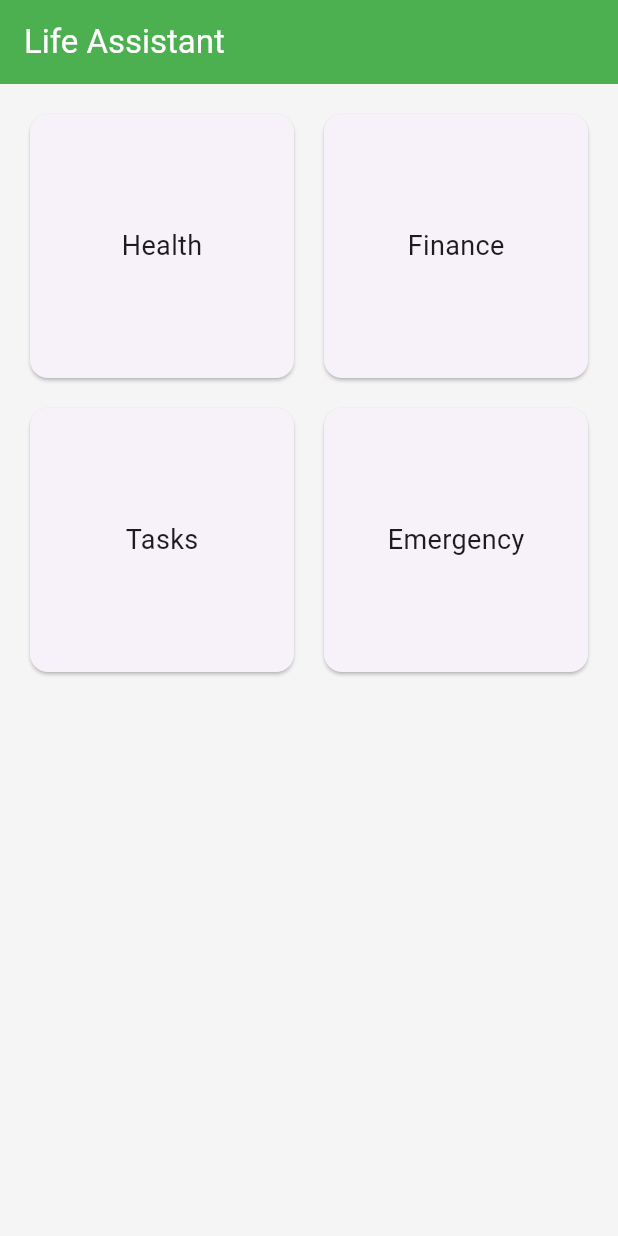
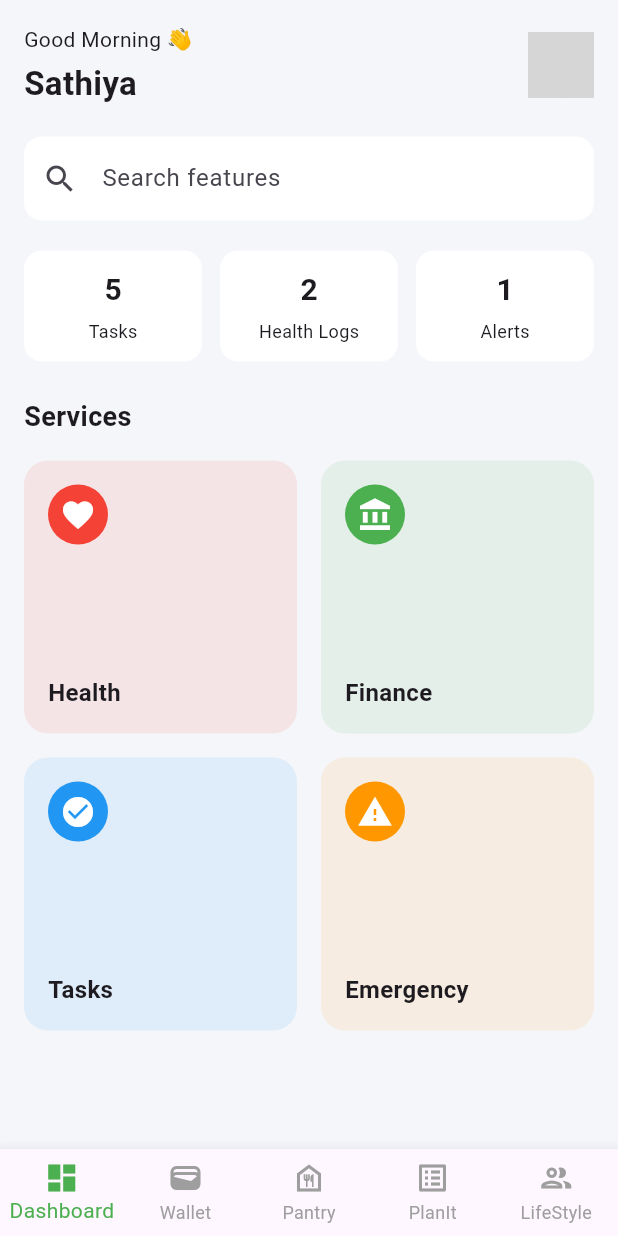
Before and after one commit to MSathiyaseelan/wai_life_assistant, a Flutter app: the screen it shows after launch, after a tap on "Login", on a phone screen of 412 x 824 dp. Run offline on Flutter 3.47's test engine with Material 3 defaults, Android fonts, the phone set to English and light mode, and no system bars; grey boxes are pictures that could not be loaded.

Commit message:
Bottom Navigation Implemented

```diff
--- a/lib/features/auth/login_screen.dart
+++ b/lib/features/auth/login_screen.dart
@@ -21,7 +21,7 @@ class LoginScreen extends StatelessWidget {
             const SizedBox(height: 24),
             ElevatedButton(
               onPressed: () {
-                Navigator.pushReplacementNamed(context, AppRoutes.home);
+                Navigator.pushReplacementNamed(context, AppRoutes.bottomNav);
               },
               child: const Text("Login"),
             ),
--- /dev/null
+++ b/lib/features/dashboard/dashboard_screen.dart
@@ -0,0 +1,70 @@
+import 'package:flutter/material.dart';
+import 'widgets/greeting_header.dart';
+import 'widgets/search_bar.dart';
+import 'widgets/feature_card.dart';
+import 'widgets/quick_stats.dart';
+
+class DashboardScreen extends StatelessWidget {
+  const DashboardScreen({super.key});
+
+  @override
+  Widget build(BuildContext context) {
+    return Scaffold(
+      backgroundColor: const Color(0xFFF5F6FA),
+      body: SafeArea(
+        child: Padding(
+          padding: const EdgeInsets.all(16),
+          child: Column(
+            crossAxisAlignment: CrossAxisAlignment.start,
+            children: [
+              const GreetingHeader(),
+              const SizedBox(height: 20),
+              const HomeSearchBar(),
+              const SizedBox(height: 20),
+              const QuickStats(),
+              const SizedBox(height: 24),
+              const Text(
+                "Services",
+                style: TextStyle(fontSize: 18, fontWeight: FontWeight.bold),
+              ),
+              const SizedBox(height: 16),
+              Expanded(
+                child: GridView.count(
+                  crossAxisCount: 2,
+                  mainAxisSpacing: 16,
+                  crossAxisSpacing: 16,
+                  children: [
+                    FeatureCard(
+                      title: "Health",
+                      icon: Icons.favorite,
+                      color: Colors.red,
+                      onTap: () {},
+                    ),
+                    FeatureCard(
+                      title: "Finance",
+                      icon: Icons.account_balance,
+                      color: Colors.green,
+                      onTap: () {},
+                    ),
+                    FeatureCard(
+                      title: "Tasks",
+                      icon: Icons.check_circle,
+                      color: Colors.blue,
+                      onTap: () {},
+                    ),
+                    FeatureCard(
+                      title: "Emergency",
+                      icon: Icons.warning,
+                      color: Colors.orange,
+                      onTap: () {},
+                    ),
+                  ],
+                ),
+              ),
+            ],
+          ),
+        ),
+      ),
+    );
+  }
+}
--- /dev/null
+++ b/lib/features/dashboard/widgets/feature_card.dart
@@ -0,0 +1,45 @@
+import 'package:flutter/material.dart';
+
+class FeatureCard extends StatelessWidget {
+  final String title;
+  final IconData icon;
+  final Color color;
+  final VoidCallback onTap;
+
+  const FeatureCard({
+    super.key,
+    required this.title,
+    required this.icon,
+    required this.color,
+    required this.onTap,
+  });
+
+  @override
+  Widget build(BuildContext context) {
+    return InkWell(
+      onTap: onTap,
+      borderRadius: BorderRadius.circular(16),
+      child: Container(
+        padding: const EdgeInsets.all(16),
+        decoration: BoxDecoration(
+          color: color.withOpacity(0.1),
+          borderRadius: BorderRadius.circular(16),
+        ),
+        child: Column(
+          crossAxisAlignment: CrossAxisAlignment.start,
+          children: [
+            CircleAvatar(
+              backgroundColor: color,
+              child: Icon(icon, color: Colors.white),
+            ),
+            const Spacer(),
+            Text(
+              title,
+              style: const TextStyle(fontSize: 16, fontWeight: FontWeight.w600),
+            ),
+          ],
+        ),
+      ),
+    );
+  }
+}
--- /dev/null
+++ b/lib/features/dashboard/widgets/greeting_header.dart
@@ -0,0 +1,29 @@
+import 'package:flutter/material.dart';
+
+class GreetingHeader extends StatelessWidget {
+  const GreetingHeader({super.key});
+
+  @override
+  Widget build(BuildContext context) {
+    return Row(
+      children: [
+        Column(
+          crossAxisAlignment: CrossAxisAlignment.start,
+          children: const [
+            Text("Good Morning 👋", style: TextStyle(fontSize: 14)),
+            SizedBox(height: 4),
+            Text(
+              "Sathiya",
+              style: TextStyle(fontSize: 22, fontWeight: FontWeight.bold),
+            ),
+          ],
+        ),
+        const Spacer(),
+        const CircleAvatar(
+          radius: 22,
+          backgroundImage: AssetImage('assets/images/avatar.png'),
+        ),
+      ],
+    );
+  }
+}
--- /dev/null
+++ b/lib/features/dashboard/widgets/quick_stats.dart
@@ -0,0 +1,48 @@
+import 'package:flutter/material.dart';
+
+class QuickStats extends StatelessWidget {
+  const QuickStats({super.key});
+
+  @override
+  Widget build(BuildContext context) {
+    return Row(
+      children: const [
+        _StatCard(title: "Tasks", value: "5"),
+        SizedBox(width: 12),
+        _StatCard(title: "Health Logs", value: "2"),
+        SizedBox(width: 12),
+        _StatCard(title: "Alerts", value: "1"),
+      ],
+    );
+  }
+}
+
+class _StatCard extends StatelessWidget {
+  final String title;
+  final String value;
+
+  const _StatCard({required this.title, required this.value});
+
+  @override
+  Widget build(BuildContext context) {
+    return Expanded(
+      child: Container(
+        padding: const EdgeInsets.all(12),
+        decoration: BoxDecoration(
+          color: Colors.white,
+          borderRadius: BorderRadius.circular(12),
+        ),
+        child: Column(
+          children: [
+            Text(
+              value,
+              style: const TextStyle(fontSize: 20, fontWeight: FontWeight.bold),
+            ),
+            const SizedBox(height: 4),
+            Text(title, style: const TextStyle(fontSize: 12)),
+          ],
+        ),
+      ),
+    );
+  }
+}
--- /dev/null
+++ b/lib/features/dashboard/widgets/search_bar.dart
@@ -0,0 +1,21 @@
+import 'package:flutter/material.dart';
+
+class HomeSearchBar extends StatelessWidget {
+  const HomeSearchBar({super.key});
+
+  @override
+  Widget build(BuildContext context) {
+    return TextField(
+      decoration: InputDecoration(
+        hintText: "Search features",
+        prefixIcon: const Icon(Icons.search),
+        filled: true,
+        fillColor: Colors.white,
+        border: OutlineInputBorder(
+          borderRadius: BorderRadius.circular(12),
+          borderSide: BorderSide.none,
+        ),
+      ),
+    );
+  }
+}
--- a/lib/features/home/home_screen.dart
+++ /dev/null
@@ -1,36 +0,0 @@
-import 'package:flutter/material.dart';
-
-class HomeScreen extends StatelessWidget {
-  const HomeScreen({super.key});
-
-  @override
-  Widget build(BuildContext context) {
-    return Scaffold(
-      appBar: AppBar(title: const Text("Life Assistant")),
-      body: GridView.count(
-        padding: const EdgeInsets.all(16),
-        crossAxisCount: 2,
-        crossAxisSpacing: 12,
-        mainAxisSpacing: 12,
-        children: const [
-          FeatureCard(title: "Health"),
-          FeatureCard(title: "Finance"),
-          FeatureCard(title: "Tasks"),
-          FeatureCard(title: "Emergency"),
-        ],
-      ),
-    );
-  }
-}
-
-class FeatureCard extends StatelessWidget {
-  final String title;
-  const FeatureCard({super.key, required this.title});
-
-  @override
-  Widget build(BuildContext context) {
-    return Card(
-      child: Center(child: Text(title, style: const TextStyle(fontSize: 18))),
-    );
-  }
-}
--- /dev/null
+++ b/lib/features/lifestyle/lifestyle_screen.dart
@@ -0,0 +1,27 @@
+import 'package:flutter/material.dart';
+
+class LifeStyleScreen extends StatelessWidget {
+  const LifeStyleScreen({super.key});
+
+  @override
+  Widget build(BuildContext context) {
+    return Scaffold(
+      appBar: AppBar(title: const Text("LifeStyle")),
+      body: ListView.builder(
+        padding: const EdgeInsets.all(16),
+        itemCount: 5,
+        itemBuilder: (_, index) {
+          return Card(
+            margin: const EdgeInsets.only(bottom: 12),
+            child: ListTile(
+              leading: const Icon(Icons.check_circle_outline),
+              title: Text("Task ${index + 1}"),
+              subtitle: const Text("Task description"),
+              trailing: const Icon(Icons.more_vert),
+            ),
+          );
+        },
+      ),
+    );
+  }
+}
--- /dev/null
+++ b/lib/features/pantry/pantry_screen.dart
@@ -0,0 +1,38 @@
+import 'package:flutter/material.dart';
+
+class PantryScreen extends StatelessWidget {
+  const PantryScreen({super.key});
+
+  @override
+  Widget build(BuildContext context) {
+    return Scaffold(
+      appBar: AppBar(title: const Text("Pantry")),
+      body: Padding(
+        padding: const EdgeInsets.all(16),
+        child: Column(
+          children: [
+            const CircleAvatar(radius: 40, child: Icon(Icons.person, size: 40)),
+            const SizedBox(height: 12),
+            const Text(
+              "Sathiya",
+              style: TextStyle(fontSize: 20, fontWeight: FontWeight.bold),
+            ),
+            const SizedBox(height: 24),
+            _profileItem(Icons.settings, "Settings"),
+            _profileItem(Icons.lock, "Privacy"),
+            _profileItem(Icons.help, "Help & Support"),
+            _profileItem(Icons.logout, "Logout"),
+          ],
+        ),
+      ),
+    );
+  }
+
+  Widget _profileItem(IconData icon, String title) {
+    return ListTile(
+      leading: Icon(icon),
+      title: Text(title),
+      trailing: const Icon(Icons.arrow_forward_ios, size: 16),
+    );
+  }
+}
--- /dev/null
+++ b/lib/features/planit/planit_screen.dart
@@ -0,0 +1,27 @@
+import 'package:flutter/material.dart';
+
+class PlanItScreen extends StatelessWidget {
+  const PlanItScreen({super.key});
+
+  @override
+  Widget build(BuildContext context) {
+    return Scaffold(
+      appBar: AppBar(title: const Text("PlanIt")),
+      body: ListView.builder(
+        padding: const EdgeInsets.all(16),
+        itemCount: 5,
+        itemBuilder: (_, index) {
+          return Card(
+            margin: const EdgeInsets.only(bottom: 12),
+            child: ListTile(
+              leading: const Icon(Icons.check_circle_outline),
+              title: Text("Task ${index + 1}"),
+              subtitle: const Text("Plan description"),
+              trailing: const Icon(Icons.more_vert),
+            ),
+          );
+        },
+      ),
+    );
+  }
+}
--- /dev/null
+++ b/lib/features/wallet/wallet_screen.dart
@@ -0,0 +1,27 @@
+import 'package:flutter/material.dart';
+
+class WalletScreen extends StatelessWidget {
+  const WalletScreen({super.key});
+
+  @override
+  Widget build(BuildContext context) {
+    return Scaffold(
+      appBar: AppBar(title: const Text("Wallet")),
+      body: ListView.builder(
+        padding: const EdgeInsets.all(16),
+        itemCount: 5,
+        itemBuilder: (_, index) {
+          return Card(
+            margin: const EdgeInsets.only(bottom: 12),
+            child: ListTile(
+              leading: const Icon(Icons.check_circle_outline),
+              title: Text("Task ${index + 1}"),
+              subtitle: const Text("Task description"),
+              trailing: const Icon(Icons.more_vert),
+            ),
+          );
+        },
+      ),
+    );
+  }
+}
--- /dev/null
+++ b/lib/navigation/bottom_nav_screen.dart
@@ -0,0 +1,66 @@
+import 'package:flutter/material.dart';
+import 'package:wai_life_assistant/features/Wallet/wallet_screen.dart';
+import 'package:wai_life_assistant/features/pantry/pantry_screen.dart';
+import 'package:wai_life_assistant/features/dashboard/dashboard_screen.dart';
+import 'package:wai_life_assistant/features/planit/planit_screen.dart';
+import 'package:wai_life_assistant/features/lifestyle/lifestyle_screen.dart';
+
+class BottomNavScreen extends StatefulWidget {
+  const BottomNavScreen({super.key});
+
+  @override
+  State<BottomNavScreen> createState() => _BottomNavScreenState();
+}
+
+class _BottomNavScreenState extends State<BottomNavScreen> {
+  int _currentIndex = 0;
+
+  final List<Widget> _screens = const [
+    DashboardScreen(),
+    WalletScreen(),
+    PantryScreen(),
+    PlanItScreen(),
+    LifeStyleScreen(),
+  ];
+
+  @override
+  Widget build(BuildContext context) {
+    return Scaffold(
+      body: IndexedStack(index: _currentIndex, children: _screens),
+      bottomNavigationBar: BottomNavigationBar(
+        currentIndex: _currentIndex,
+        onTap: (index) => setState(() => _currentIndex = index),
+        type: BottomNavigationBarType.fixed,
+        selectedItemColor: Theme.of(context).primaryColor,
+        unselectedItemColor: Colors.grey,
+        items: const [
+          BottomNavigationBarItem(
+            icon: Icon(Icons.dashboard_outlined),
+            activeIcon: Icon(Icons.dashboard),
+            label: 'Dashboard',
+          ),
+          BottomNavigationBarItem(
+            icon: Icon(Icons.wallet_outlined),
+            activeIcon: Icon(Icons.wallet),
+            label: 'Wallet',
+          ),
+          BottomNavigationBarItem(
+            icon: Icon(Icons.food_bank_outlined),
+            activeIcon: Icon(Icons.food_bank),
+            label: 'Pantry',
+          ),
+          BottomNavigationBarItem(
+            icon: Icon(Icons.list_alt_outlined),
+            activeIcon: Icon(Icons.list_alt),
+            label: 'PlanIt',
+          ),
+          BottomNavigationBarItem(
+            icon: Icon(Icons.people_outlined),
+            activeIcon: Icon(Icons.people),
+            label: 'LifeStyle',
+          ),
+        ],
+      ),
+    );
+  }
+}
--- a/lib/routes/app_routes.dart
+++ b/lib/routes/app_routes.dart
@@ -1,16 +1,19 @@
 import 'package:flutter/material.dart';
 import '../features/splash/splash_screen.dart';
-import '../features/home/home_screen.dart';
+import '../features/dashboard/dashboard_screen.dart';
 import '../features/auth/login_screen.dart';
+import 'package:wai_life_assistant/navigation/bottom_nav_screen.dart';
 
 class AppRoutes {
   static const String splash = '/';
-  static const String home = '/home';
+  static const String dashboard = '/dashboard';
   static const String login = '/login';
+  static const String bottomNav = '/bottomNav';
 
   static final Map<String, WidgetBuilder> routes = {
     splash: (context) => const SplashScreen(),
-    home: (context) => const HomeScreen(),
+    dashboard: (context) => const DashboardScreen(),
     login: (context) => const LoginScreen(),
+    bottomNav: (context) => const BottomNavScreen(),
   };
 }
```
